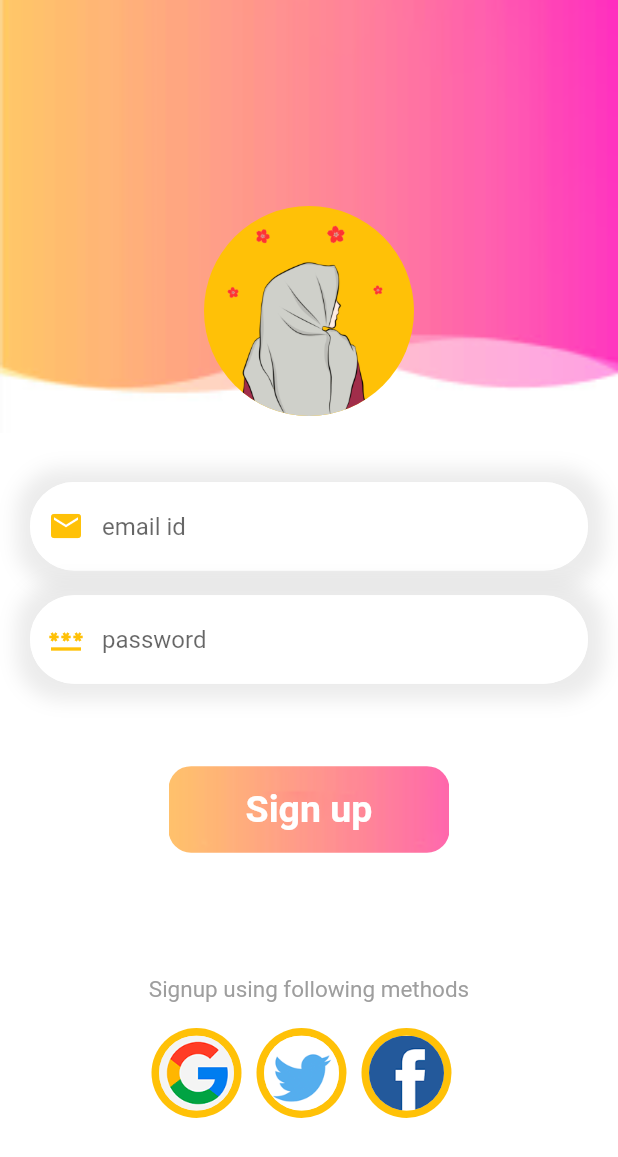
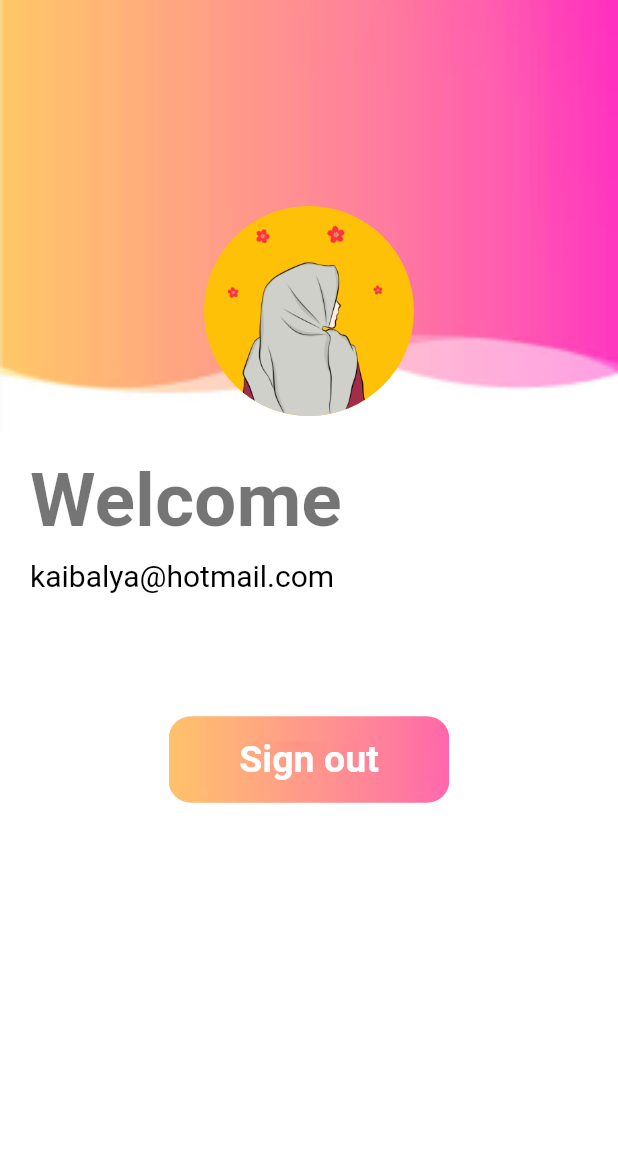
Before and after one commit to kaibalyajena/FLUTTER-FIREBASE-LOGIN, a Flutter app: the screen it shows after launch, on a phone screen of 412 x 824 dp. Shown: the top 1157 px of the screen. Run offline on Flutter 3.47's test engine with Material 2 defaults, Android fonts, the phone set to English and light mode, and no system bars; our stand-ins replace get.

Commit message:
welcome page and get app

```diff
--- a/lib/main.dart
+++ b/lib/main.dart
@@ -1,6 +1,8 @@
 import 'package:flutter/material.dart';
 import 'package:flutter_firebase_login/login_page.dart';
 import 'package:flutter_firebase_login/signup_page.dart';
+import 'package:flutter_firebase_login/welcome_page.dart';
+import 'package:get/get.dart';
 
 void main() {
   runApp(const MyApp());
@@ -12,14 +14,14 @@ class MyApp extends StatelessWidget {
   // This widget is the root of your application.
   @override
   Widget build(BuildContext context) {
-    return MaterialApp(
+    return GetMaterialApp(
       title: 'Flutter firebase login',
       debugShowCheckedModeBanner: false,
       theme: ThemeData(
         primarySwatch: Colors.amber,
       ),
       //home: LoginPage(),
-      home: SignUpPage(),
+      home: WelcomePage(),
     );
   }
 }
--- /dev/null
+++ b/lib/welcome_page.dart
@@ -0,0 +1,79 @@
+import 'package:flutter/material.dart';
+
+class WelcomePage extends StatelessWidget {
+  const WelcomePage({Key? key}) : super(key: key);
+
+  @override
+  Widget build(BuildContext context) {
+    double w = MediaQuery.of(context).size.width;
+    double h = MediaQuery.of(context).size.height;
+    return Scaffold(
+      backgroundColor: Colors.white,
+      body: Column(crossAxisAlignment: CrossAxisAlignment.start, children: [
+        Container(
+          width: w,
+          height: h * 0.35,
+          child: Column(children: [
+            SizedBox(
+              height: h / 6,
+            ),
+            CircleAvatar(
+              radius: 70,
+              backgroundImage: AssetImage("img/profile1.png"),
+              backgroundColor: Colors.amber,
+            )
+          ]),
+          decoration: BoxDecoration(
+              image: DecorationImage(
+                  image: AssetImage("img/signup.png"), fit: BoxFit.cover)),
+        ),
+        SizedBox(
+          height: h / 50,
+        ),
+        Container(
+          margin: EdgeInsets.only(left: 20),
+          child: Text(
+            "Welcome",
+            style: TextStyle(
+                fontWeight: FontWeight.bold,
+                fontSize: 50,
+                color: Colors.black54),
+          ),
+        ),
+        SizedBox(
+          height: h / 100,
+        ),
+        Container(
+          margin: EdgeInsets.only(left: 20),
+          child: Text(
+            "kaibalya@hotmail.com",
+            style: TextStyle(fontSize: 20, color: Colors.black),
+          ),
+        ),
+        SizedBox(
+          height: h / 10,
+        ),
+        Center(
+          child: Container(
+            margin: EdgeInsets.all(0),
+            width: w / 2.2,
+            height: h * 0.07,
+            decoration: BoxDecoration(
+                borderRadius: BorderRadius.circular(15),
+                image: DecorationImage(
+                    image: AssetImage("img/loginbtn.png"), fit: BoxFit.cover)),
+            child: Center(
+              child: Text(
+                "Sign out",
+                style: TextStyle(
+                    fontSize: 25,
+                    fontWeight: FontWeight.bold,
+                    color: Colors.white),
+              ),
+            ),
+          ),
+        ),
+      ]),
+    );
+  }
+}
--- a/pubspec.yaml
+++ b/pubspec.yaml
@@ -34,6 +34,7 @@ dependencies:
   # The following adds the Cupertino Icons font to your application.
   # Use with the CupertinoIcons class for iOS style icons.
   cupertino_icons: ^1.0.2
+  get:
 
 dev_dependencies:
   flutter_test:
```
Also changed, not shown: pubspec.lock.
